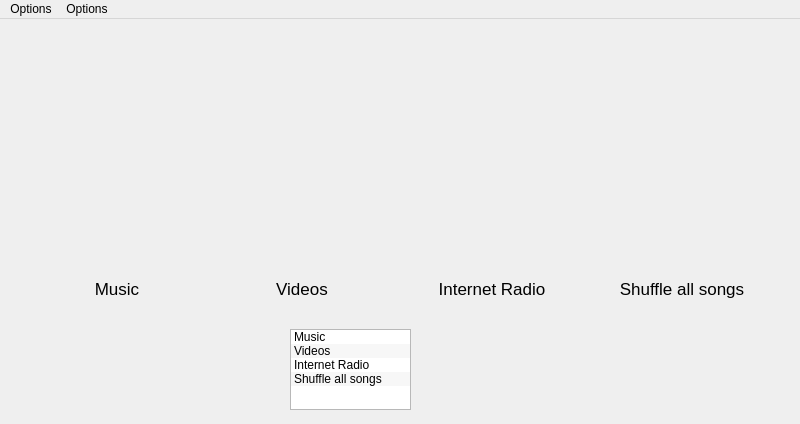
Above: mainwindow.ui from gidzzz/openmediaplayer before the change. Below: the same form after it.
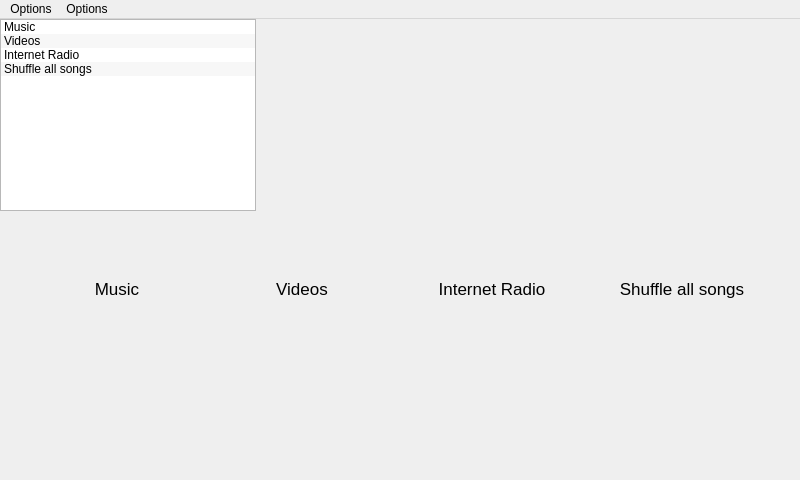
That is the form after the change. Icons and pictures are not drawn. Custom widgets are drawn as their Qt base class.

The edit to the form file:
```diff
--- a/mainwindow.ui
+++ b/mainwindow.ui
@@ -7,21 +7,12 @@
     <x>0</x>
     <y>0</y>
     <width>800</width>
-    <height>424</height>
+    <height>480</height>
    </rect>
   </property>
   <property name="windowTitle">
    <string>Media player</string>
   </property>
-  <property name="styleSheet">
-   <string notr="true"/>
-  </property>
-  <property name="toolButtonStyle">
-   <enum>Qt::ToolButtonTextOnly</enum>
-  </property>
-  <property name="tabShape">
-   <enum>QTabWidget::Rounded</enum>
-  </property>
   <widget class="QWidget" name="centralWidget">
    <widget class="QPushButton" name="musicButton">
     <property name="focusPolicy">
@@ -42,9 +33,6 @@
 border: none;
 }</string>
     </property>
-    <property name="text">
-     <string/>
-    </property>
     <property name="icon">
      <iconset>
       <normaloff>:/music</normaloff>:/music</iconset>
@@ -78,9 +66,6 @@
 border: none;
 }</string>
     </property>
-    <property name="text">
-     <string/>
-    </property>
     <property name="icon">
      <iconset>
       <normaloff>:/video</normaloff>:/video</iconset>
@@ -258,20 +243,6 @@
     <property name="visible">
      <bool>false</bool>
     </property>
-    <property name="geometry">
-     <rect>
-      <x>290</x>
-      <y>310</y>
-      <width>121</width>
-      <height>81</height>
-     </rect>
-    </property>
-    <property name="verticalScrollBarPolicy">
-     <enum>Qt::ScrollBarAlwaysOff</enum>
-    </property>
-    <property name="horizontalScrollBarPolicy">
-     <enum>Qt::ScrollBarAlwaysOff</enum>
-    </property>
     <property name="editTriggers">
      <set>QAbstractItemView::NoEditTriggers</set>
     </property>
@@ -371,8 +342,8 @@
    <widget class="NowPlayingIndicator" name="indicator" native="true">
     <property name="geometry">
      <rect>
-      <x>690</x>
-      <y>330</y>
+      <x>680</x>
+      <y>380</y>
       <width>112</width>
       <height>70</height>
      </rect>
@@ -426,7 +397,6 @@
    </property>
   </action>
  </widget>
- <layoutdefault spacing="6" margin="11"/>
  <customwidgets>
   <customwidget>
    <class>NowPlayingIndicator</class>
```
Left out of the diff: 15 changed lines with no effect on the pictures.
